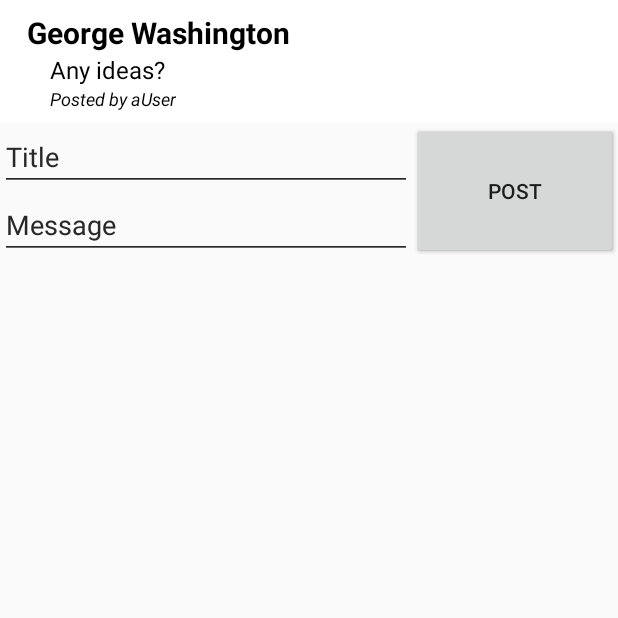
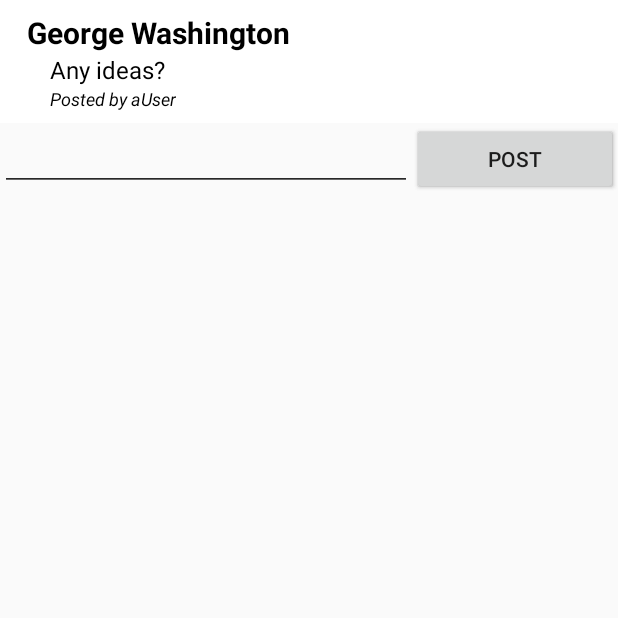
Before and after one commit to hanstudent/TRoom, an Android app: the ListOfEntries screen opened directly, with no data from a screen before it, after a tap on "POST", on a phone screen of 412 x 824 dp, the top half of it. Run offline under Robolectric (Android 15) with nearby library versions, the phone set to English and light mode, and no system bars.

Commit message:
Working on fragment for entering new posts: layout, entering in database, etc.

```diff
--- a/app/src/main/java/com/example/ettie/teachersroom/DBAdapter.java
+++ b/app/src/main/java/com/example/ettie/teachersroom/DBAdapter.java
@@ -14,7 +14,7 @@ import android.database.sqlite.SQLiteOpenHelper;
 public class DBAdapter {
 
     public static final String DB_NAME = "teacher_and_convo_db";
-    public static final int DB_VERSION = 1;
+    public static final int DB_VERSION = 2;
 
     //teacher table
     public static final String TABLE_TEACHER = "teacher";
@@ -29,6 +29,7 @@ public class DBAdapter {
     public static final String C_EID = "_id";
     public static final String C_ETITLE = "title";
     public static final String C_EBODY = "body";
+    public static final String C_ETAG = "tag";
     public static final String C_EPOSTER = "poster";
     public static final String C_ETIME_OF_POST = "timeOfPost";
 
@@ -45,6 +46,7 @@ public class DBAdapter {
             TABLE_ENTRY + " ( " + C_EID + " integer primary key autoincrement ," +
             C_ETITLE + " text," +
             C_EBODY + " text," +
+            C_ETAG + " text," +
             C_EPOSTER + " integer," +
             C_ETIME_OF_POST + " text)";
 
@@ -83,6 +85,7 @@ public class DBAdapter {
         ContentValues values = new ContentValues();
         values.put(C_ETITLE, entry.getEntryTitle());
         values.put(C_EBODY, entry.getEntryBody());
+        values.put(C_ETAG, entry.getEntryTag());
         values.put(C_EPOSTER, entry.getEntryPoster());
         values.put(C_ETIME_OF_POST, entry.getEntryTime());
         return db.insert(TABLE_ENTRY, null, values);
@@ -112,6 +115,7 @@ public class DBAdapter {
         ContentValues values = new ContentValues();
         values.put(C_ETITLE, entry.getEntryTitle());
         values.put(C_EBODY, entry.getEntryBody());
+        values.put(C_ETAG, entry.getEntryTag());
         values.put(C_EPOSTER, entry.getEntryPoster());
         values.put(C_ETIME_OF_POST, entry.getEntryTitle());
         return db.update(TABLE_ENTRY, values, C_TID + "=?", new String[]{id + ""});
--- a/app/src/main/java/com/example/ettie/teachersroom/EnterEntryFragment.java
+++ b/app/src/main/java/com/example/ettie/teachersroom/EnterEntryFragment.java
@@ -4,6 +4,7 @@ import java.util.Date;
 import android.app.Fragment;
 import android.database.Cursor;
 import android.os.Bundle;
+import android.view.KeyEvent;
 import android.view.LayoutInflater;
 import android.view.View;
 import android.view.ViewGroup;
@@ -16,28 +17,71 @@ import android.widget.Toast;
 //page 101
 public class EnterEntryFragment extends Fragment{
 
-    String etTitle;
-    String etMessage;
+    String wholePost;
+    String title;
+    String message;
     String time;
+    String etTag;
     Entry entry;
     DBAdapter dbAdapter;
+    String delims;
+    EditText post;
 
     @Override
     public View onCreateView(LayoutInflater inflater, ViewGroup container, Bundle savedInstanceState) {
         View view = inflater.inflate(R.layout.enter_entry_layout, container, false);
-
+      post = (EditText)view.findViewById(R.id.newPost);
+        //title.setHint("Title");
+       post.setOnClickListener(new View.OnClickListener() {
+           @Override
+           public void onClick(View v) {
+               post.setHint("");
+           }
+       });
+       post.setOnFocusChangeListener(new View.OnFocusChangeListener() {
+            @Override
+            public void onFocusChange(View v, boolean hasFocus) {
+                post.setHint("Title: Post body");
+            }
+        });
+        /*
+        message = (EditText)view.findViewById(R.id.etMessageBody);
+        message.setOnClickListener(new View.OnClickListener() {
+            @Override
+            public void onClick(View v) {
+                message.setHint("");
+            }
+        });
+        message.setOnFocusChangeListener(new View.OnFocusChangeListener() {
+            @Override
+            public void onFocusChange(View v, boolean hasFocus) {
+                title.setHint("Message");
+            }
+        });*/
 
         Button btnPost = (Button)view.findViewById(R.id.btnPost);
         btnPost.setOnClickListener(new View.OnClickListener() {
             @Override
             public void onClick(View v) {
-                etTitle = ((EditText)getView().findViewById(R.id.etTitle)).getText().toString();
-                etMessage = ((EditText)getView().findViewById(R.id.etMessageBody)).getText().toString();
+               // etTitle = ((EditText)getView().findViewById(R.id.etTitle)).getText().toString();
+                //etTitle = title.getText().toString();
+                //etMessage = ((EditText)getView().findViewById(R.id.etMessageBody)).getText().toString();
+                //etMessage = message.getText().toString();
+                wholePost = ((EditText)getView().findViewById(R.id.newPost)).getText().toString();
+                delims = ":";
+                String[] tokens = wholePost.split(delims);
                 entry = new Entry();
-                entry.setEntryTitle(etTitle);
-                entry.setEntryBody(etMessage);
+                title = tokens[0];
+                message = "";
+                for (int i = 1; i < wholePost.length(); i++) {
+                    message += tokens[i];
+                }
+                entry.setEntryTitle(title);
+                entry.setEntryBody(message);
                 time =  new Date().toString();
                 entry.setEntryTime(time);
+                etTag = title;
+                entry.setEntryTag(etTag);
 
                 //save record to database
                 dbAdapter = new DBAdapter(getActivity());
@@ -54,6 +98,7 @@ public class EnterEntryFragment extends Fragment{
                     int id;
                     String title;
                     String body;
+                    String tag;
                     String poster;
                     String time;
                     Entry entry;
@@ -61,9 +106,10 @@ public class EnterEntryFragment extends Fragment{
                         id = cursor.getInt(cursor.getColumnIndex(DBAdapter.C_EID));
                         title = cursor.getString(cursor.getColumnIndex(DBAdapter.C_ETITLE));
                         body = cursor.getString(cursor.getColumnIndex(DBAdapter.C_EBODY));
+                        tag = cursor.getString(cursor.getColumnIndex(DBAdapter.C_ETAG));
                         poster = cursor.getString(cursor.getColumnIndex(DBAdapter.C_EPOSTER));
                         time = cursor.getString(cursor.getColumnIndex(DBAdapter.C_ETIME_OF_POST));
-                        entry = new Entry(title, body, poster, time);
+                        entry = new Entry(title, body, tag, poster, time);
                         Toast.makeText(getActivity(), "Entry: " + entry.toString(), Toast.LENGTH_SHORT).show();
                     } while (cursor.moveToNext());
                 }
--- a/app/src/main/java/com/example/ettie/teachersroom/Entry.java
+++ b/app/src/main/java/com/example/ettie/teachersroom/Entry.java
@@ -10,19 +10,21 @@ public class Entry {
     private String entryBody;
     private String entryPoster;
     private String entryTime;
+    private String entryTag;
 
     public Entry() {
     }
 
-    public Entry(String entryTitle, String entryBody, String entryInfo) {
+    public Entry(String entryTitle, String entryBody, String entryPoster) {
         this.entryTitle = entryTitle;
         this.entryBody = entryBody;
-        this.entryPoster = entryInfo;
+        this.entryPoster = entryPoster;
     }
 
-    public Entry(String entryTitle, String entryBody, String entryPoster, String entryTime) {
+    public Entry(String entryTitle, String entryBody, String entryTag, String entryPoster, String entryTime) {
         this.entryTitle = entryTitle;
         this.entryBody = entryBody;
+        this.entryTag = entryTag;
         this.entryPoster = entryPoster;
         this.entryTime = entryTime;
     }
@@ -51,6 +53,14 @@ public class Entry {
         this.entryBody = entryBody;
     }
 
+    public String getEntryTag() {
+        return entryTag;
+    }
+
+    public void setEntryTag(String entryTag) {
+        this.entryTag = entryTag;
+    }
+
     public String getEntryPoster() {
         return entryPoster;
     }
@@ -71,6 +81,7 @@ public class Entry {
     public String toString() {
         return "\n" + getEntryTitle() +
                 "\n" + getEntryBody() +
+                "\n Tagged as: " + getEntryTag() +
                 "\nPosted by " + getEntryPoster()+ " @ " + getEntryTime() ;
     }
 }
--- a/app/src/main/res/layout/activity_list_of_entries.xml
+++ b/app/src/main/res/layout/activity_list_of_entries.xml
@@ -31,6 +31,6 @@
                 android:layout_weight="1"
                 />
             <!--tools:layout="@layout/enter_entry_layout"-->
-
+            <!--"com.example.ettie.teachersroom.EnterEntryFragment"-->
     </LinearLayout>
 </RelativeLayout>
--- a/app/src/main/res/layout/enter_entry_layout.xml
+++ b/app/src/main/res/layout/enter_entry_layout.xml
@@ -17,21 +17,29 @@
             android:layout_width="0dp"
             android:layout_height="match_parent"
             android:layout_weight="2">
+            <EditText
+                android:id="@+id/newPost"
+                android:layout_width="fill_parent"
+                android:layout_height="wrap_content"
+                android:inputType="textMultiLine" />
 
-            <EditText
+            <!--<EditText
                 android:id="@+id/etTitle"
                 android:layout_width="fill_parent"
                 android:layout_height="wrap_content"
-                android:hint="@string/hint_title"/>
-
+                android:inputType="textCapSentences"
+                />
+                &lt;!&ndash;android:hint="@string/hint_title"&ndash;&gt;
             <EditText
                 android:id="@+id/etMessageBody"
                 android:layout_width="fill_parent"
                 android:layout_height="wrap_content"
-                android:hint="@string/hint_message"
+
                 android:inputType="textCapSentences|textMultiLine"
                 android:maxLines ="4"
-                android:scrollHorizontally="false" />
+                android:scrollHorizontally="false" />-->
+                <!--android:hint="@string/hint_message"-->
+
 
         </LinearLayout>
         <Button
```
